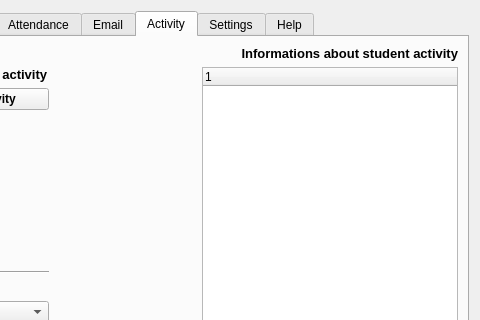
The window that professor/profesor_gui.ui (wranidlo/broadcast_sender_receiver) describes before a commit, drawn with Qt 5; both pictures show x 120 to 600 and y 0 to 320 of the 600 by 500 pixel window.
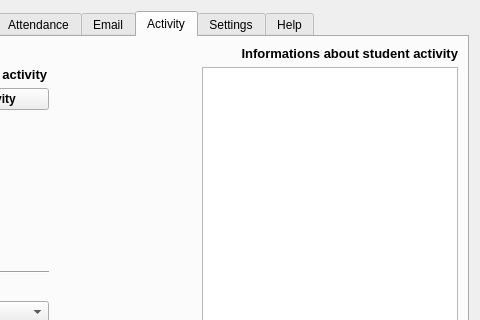
The same window after the commit. The open tabs and pages were chosen to show the change.

```diff
--- a/professor/profesor_gui.ui
+++ b/professor/profesor_gui.ui
@@ -565,15 +565,6 @@
          </item>
          <item row="1" column="1">
           <layout class="QGridLayout" name="gridLayout_12">
-           <item row="0" column="1">
-            <widget class="QTreeWidget" name="tree_widget_activity">
-             <column>
-              <property name="text">
-               <string notr="true">1</string>
-              </property>
-             </column>
-            </widget>
-           </item>
            <item row="0" column="0">
             <spacer name="horizontalSpacer">
              <property name="orientation">
@@ -587,6 +578,9 @@
              </property>
             </spacer>
            </item>
+           <item row="0" column="1">
+            <widget class="QListWidget" name="list_widget_activity"/>
+           </item>
           </layout>
          </item>
          <item row="0" column="1">
```
